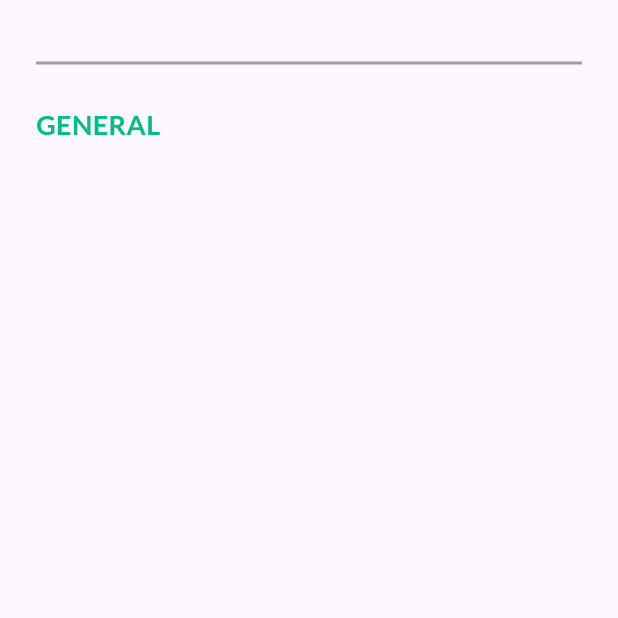
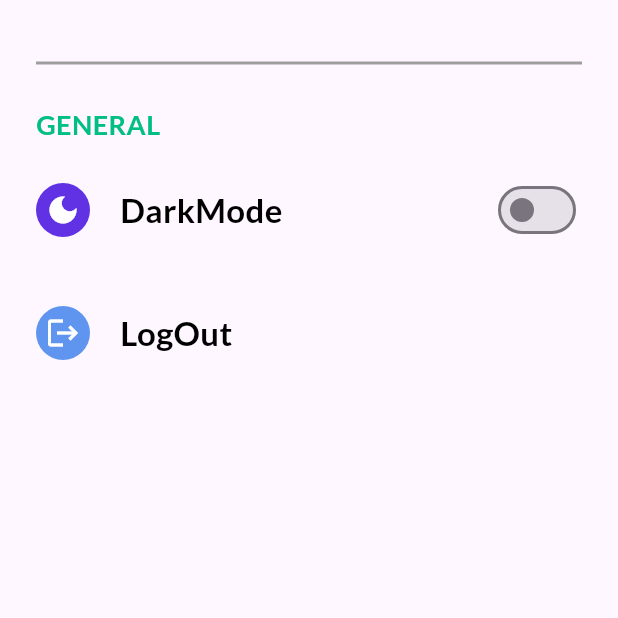
Before and after one commit to Elkelany84/Getx_Shopping_WaledAsro_Udemy, a Flutter app: the SettingsScreen screen opened directly, on a phone screen of 412 x 824 dp, the top half of it. Run offline on Flutter 3.47's test engine with Material 3 defaults, Android fonts, the phone set to English and light mode, and no system bars; our stand-ins replace badges, carousel_slider, firebase_auth, firebase_core, flutter_rating_bar, get and 5 more; accounts and stored records are empty; network calls fail.

Commit message:
EndVideo46

```diff
--- a/lib/logic/controllers/settings_controller.dart
+++ b/lib/logic/controllers/settings_controller.dart
@@ -1,3 +1,5 @@
 import 'package:get/get.dart';
 
-class SettingsController extends GetxController {}
+class SettingsController extends GetxController {
+  var switchValue = false.obs;
+}
--- a/lib/view/screens/auth/signup_screen.dart
+++ b/lib/view/screens/auth/signup_screen.dart
@@ -160,7 +160,7 @@ class SignUpScreen extends StatelessWidget {
                             text: "Sign Up",
                             onPressed: () async {
                               if (controller.isChecked == false) {
-                                Get.snackbar("CheckBoox",
+                                Get.snackbar("CheckBox",
                                     "Please Check Terms & Conditions",
                                     snackPosition: SnackPosition.BOTTOM,
                                     backgroundColor: Colors.green,
--- a/lib/view/screens/settings_screen.dart
+++ b/lib/view/screens/settings_screen.dart
@@ -2,6 +2,8 @@ import 'package:flutter/material.dart';
 import 'package:get/get.dart';
 import 'package:waleed_asro_shopping_getx_api/logic/controllers/auth_controller.dart';
 import 'package:waleed_asro_shopping_getx_api/utils/theme.dart';
+import 'package:waleed_asro_shopping_getx_api/view/widgets/settings/darkmode_widget.dart';
+import 'package:waleed_asro_shopping_getx_api/view/widgets/settings/logout_widget.dart';
 import 'package:waleed_asro_shopping_getx_api/view/widgets/text_utils.dart';
 
 class SettingsScreen extends StatelessWidget {
@@ -36,7 +38,7 @@ class SettingsScreen extends StatelessWidget {
           SizedBox(
             height: 20,
           ),
-          // DarkModeWidget(),
+          DarkModeWidget(),
           SizedBox(
             height: 20,
           ),
@@ -44,67 +46,9 @@ class SettingsScreen extends StatelessWidget {
           SizedBox(
             height: 20,
           ),
-          // LogOutWidget()
+          LogOutWidget(),
         ],
       ),
-      // body: Center(
-      //   child: Column(
-      //     mainAxisAlignment: MainAxisAlignment.center,
-      //     children: [
-      //       TextButton(
-      //         onPressed: () {
-      //           ThemeController().changesTheme();
-      //         },
-      //         child: Text(
-      //           "Dark Mode",
-      //           style: TextStyle(
-      //               color: Get.isDarkMode ? Colors.white : Colors.black),
-      //         ),
-      //       ),
-      //       SizedBox(
-      //         height: 20,
-      //       ),
-      //       GetBuilder<AuthController>(builder: (_) {
-      //         return TextButton(
-      //           onPressed: () {
-      //             Get.defaultDialog(
-      //               title: "LogOut From App!",
-      //               titleStyle: TextStyle(
-      //                   color: Get.isDarkMode ? Colors.white : Colors.black,
-      //                   fontSize: 18,
-      //                   fontWeight: FontWeight.bold),
-      //               middleText: "Are you sure you want to logout?",
-      //               middleTextStyle: TextStyle(
-      //                   color: Get.isDarkMode ? Colors.white : Colors.black,
-      //                   fontSize: 18,
-      //                   fontWeight: FontWeight.bold),
-      //               backgroundColor: Colors.grey,
-      //               cancelTextColor:
-      //                   Get.isDarkMode ? Colors.white : Colors.black,
-      //               radius: 10,
-      //               textCancel: "No",
-      //               textConfirm: "Yes",
-      //               confirmTextColor:
-      //                   Get.isDarkMode ? Colors.white : Colors.black,
-      //               onCancel: () {
-      //                 Get.back();
-      //               },
-      //               onConfirm: () {
-      //                 controller.signOutFromApp();
-      //               },
-      //               buttonColor: Get.isDarkMode ? pinkClr : mainColor,
-      //             );
-      //           },
-      //           child: Text(
-      //             "LogOut",
-      //             style: TextStyle(
-      //                 color: Get.isDarkMode ? Colors.white : Colors.black),
-      //           ),
-      //         );
-      //       }),
-      //     ],
-      //   ),
-      // ),
     );
   }
 }
--- a/lib/view/widgets/auth/check_widget.dart
+++ b/lib/view/widgets/auth/check_widget.dart
@@ -30,7 +30,7 @@ class CheckWidget extends StatelessWidget {
                         ? Image.asset("assets/images/check.png")
                         : Icon(
                             Icons.done,
-                            color: pinkClr,
+                            color: Get.isDarkMode ? pinkClr : mainColor,
                           )
                     : Container()
                 // : Icon(
@@ -49,13 +49,13 @@ class CheckWidget extends StatelessWidget {
                   text: "I Accept ",
                   fontSize: 16,
                   fontWeight: FontWeight.normal,
-                  color: Get.isDarkMode ? Colors.black : Colors.white,
+                  color: Get.isDarkMode ? Colors.white : Colors.black,
                   underLine: TextDecoration.none),
               TextUtils(
                   text: "Terms & Conditions ",
                   fontSize: 16,
                   fontWeight: FontWeight.normal,
-                  color: Get.isDarkMode ? Colors.black : Colors.white,
+                  color: Get.isDarkMode ? Colors.white : Colors.black,
                   underLine: TextDecoration.none),
             ],
           )
--- /dev/null
+++ b/lib/view/widgets/settings/darkmode_widget.dart
@@ -0,0 +1,61 @@
+import 'package:flutter/material.dart';
+import 'package:get/get.dart';
+import 'package:waleed_asro_shopping_getx_api/logic/controllers/settings_controller.dart';
+import 'package:waleed_asro_shopping_getx_api/logic/controllers/theme_controller.dart';
+import 'package:waleed_asro_shopping_getx_api/utils/theme.dart';
+import 'package:waleed_asro_shopping_getx_api/view/widgets/text_utils.dart';
+
+class DarkModeWidget extends StatelessWidget {
+  DarkModeWidget({super.key});
+
+  final controller = Get.find<SettingsController>();
+
+  @override
+  Widget build(BuildContext context) {
+    return Obx(() {
+      return Row(
+        mainAxisAlignment: MainAxisAlignment.spaceBetween,
+        children: [
+          buildIconWidget(),
+          Switch(
+            // activeTrackColor: Get.isDarkMode ? pinkClr : mainColor,
+            activeColor: Get.isDarkMode ? pinkClr : mainColor,
+            // inactiveThumbColor: Get.isDarkMode ? Colors.white : Colors.black,
+            value: controller.switchValue.value,
+            onChanged: (value) {
+              ThemeController().changesTheme();
+              controller.switchValue.value = value;
+            },
+          ),
+        ],
+      );
+    });
+  }
+
+  Widget buildIconWidget() {
+    return Material(
+        color: Colors.transparent,
+        child: Row(
+          children: [
+            Container(
+              padding: EdgeInsets.all(6),
+              decoration:
+                  BoxDecoration(shape: BoxShape.circle, color: darkSettings),
+              child: Icon(
+                Icons.dark_mode,
+                color: Colors.white,
+              ),
+            ),
+            SizedBox(
+              width: 20,
+            ),
+            TextUtils(
+                text: "DarkMode",
+                fontSize: 22,
+                fontWeight: FontWeight.bold,
+                color: Get.isDarkMode ? Colors.white : Colors.black,
+                underLine: TextDecoration.none)
+          ],
+        ));
+  }
+}
--- /dev/null
+++ b/lib/view/widgets/settings/logout_widget.dart
@@ -0,0 +1,74 @@
+import 'package:flutter/material.dart';
+import 'package:get/get.dart';
+import 'package:waleed_asro_shopping_getx_api/logic/controllers/auth_controller.dart';
+import 'package:waleed_asro_shopping_getx_api/utils/theme.dart';
+import 'package:waleed_asro_shopping_getx_api/view/widgets/text_utils.dart';
+
+class LogOutWidget extends StatelessWidget {
+  LogOutWidget({super.key});
+  final controller = Get.find<AuthController>();
+
+  @override
+  Widget build(BuildContext context) {
+    return GetBuilder<AuthController>(builder: (_) {
+      return Material(
+          color: Colors.transparent,
+          child: InkWell(
+            onTap: () {
+              Get.defaultDialog(
+                title: "LogOut From App!",
+                titleStyle: TextStyle(
+                    color: Get.isDarkMode ? Colors.white : Colors.black,
+                    fontSize: 18,
+                    fontWeight: FontWeight.bold),
+                middleText: "Are you sure you want to logout?",
+                middleTextStyle: TextStyle(
+                    color: Get.isDarkMode ? Colors.white : Colors.black,
+                    fontSize: 18,
+                    fontWeight: FontWeight.bold),
+                backgroundColor: Colors.grey,
+                cancelTextColor: Get.isDarkMode ? Colors.white : Colors.black,
+                radius: 10,
+                textCancel: "No",
+                textConfirm: "Yes",
+                confirmTextColor: Get.isDarkMode ? Colors.white : Colors.black,
+                onCancel: () {
+                  Get.back();
+                },
+                onConfirm: () {
+                  controller.signOutFromApp();
+                },
+                buttonColor: Get.isDarkMode ? pinkClr : mainColor,
+              );
+            },
+            splashColor: Get.isDarkMode
+                ? pinkClr.withOpacity(0.6)
+                : mainColor.withOpacity(0.6),
+            borderRadius: BorderRadius.circular(12),
+            customBorder: StadiumBorder(),
+            child: Row(
+              children: [
+                Container(
+                  padding: EdgeInsets.all(6),
+                  decoration: BoxDecoration(
+                      shape: BoxShape.circle, color: logOutSettings),
+                  child: Icon(
+                    Icons.logout,
+                    color: Colors.white,
+                  ),
+                ),
+                SizedBox(
+                  width: 20,
+                ),
+                TextUtils(
+                    text: "LogOut",
+                    fontSize: 22,
+                    fontWeight: FontWeight.bold,
+                    color: Get.isDarkMode ? Colors.white : Colors.black,
+                    underLine: TextDecoration.none)
+              ],
+            ),
+          ));
+    });
+  }
+}
```
